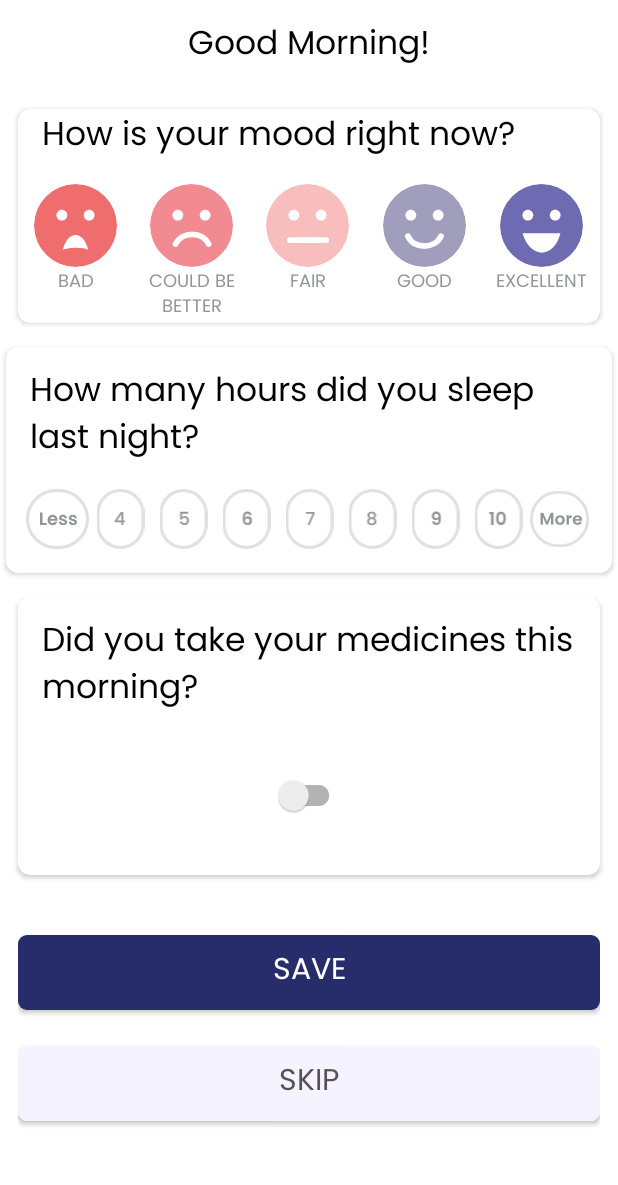
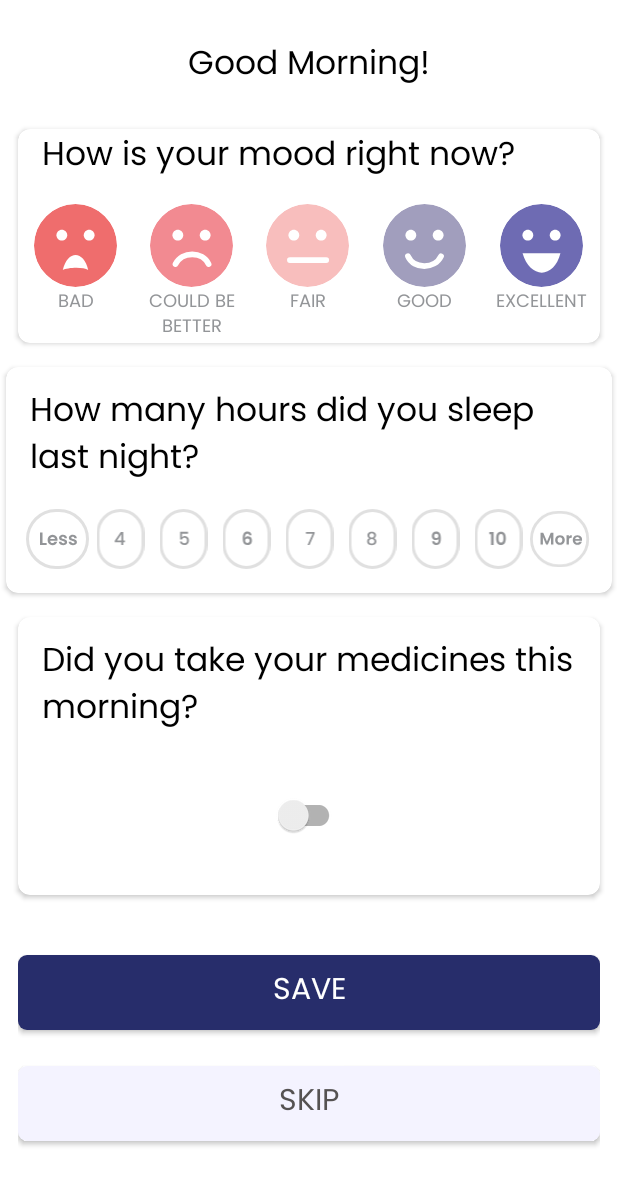
Before and after one commit to pardhaNFC/calmscient, an Android app built with Jetpack Compose: the UserMoodActivity screen opened directly, with no data from a screen before it, on a phone screen of 412 x 824 dp. Shown: the top 1185 px of the screen. Run offline under Robolectric (Android 15) with nearby library versions, the phone set to English and light mode, and no system bars; our stand-ins replace sdp/ssp sizes; plain views replace CircularImageView, LabeledSwitch.

Commit message:
UI changes

```diff
--- a/app/src/main/java/com/calmscient/activities/UserMoodActivity.kt
+++ b/app/src/main/java/com/calmscient/activities/UserMoodActivity.kt
@@ -103,6 +103,8 @@ class UserMoodActivity : AppCompatActivity(), View.OnClickListener {
             binding.spendTimeCard.visibility = View.VISIBLE
             binding.idMornMeds.visibility = View.VISIBLE
             binding.cardDailyJournel.visibility = View.VISIBLE
+            binding.idSwitch.labelOn = "YES"
+            binding.idSwitch.labelOff = "NO"
         }
     }
 
--- a/app/src/main/res/layout/activity_user_mood.xml
+++ b/app/src/main/res/layout/activity_user_mood.xml
@@ -15,9 +15,9 @@
             android:id="@+id/id_wishes"
             android:layout_width="match_parent"
             android:layout_height="match_parent"
+            android:layout_marginTop="@dimen/_10sdp"
             android:fontFamily="sans-serif-medium"
             android:gravity="center"
-            android:paddingHorizontal="16dp"
             android:paddingVertical="12dp"
             android:text="@string/good_morning"
             android:textColor="@color/black"
@@ -863,13 +863,18 @@
                     android:textSize="22sp" />
 
                 <EditText
+                    android:id="@+id/et_daily_journel"
                     android:layout_width="match_parent"
                     android:layout_height="wrap_content"
                     android:layout_marginLeft="@dimen/_12sdp"
                     android:layout_marginRight="@dimen/_12sdp"
                     android:layout_marginBottom="@dimen/_12sdp"
-                    android:background="@drawable/edittext_grey_background"
-                    android:padding="60dp" />
+                    android:inputType="textMultiLine"
+                    android:lines="6"
+                    android:gravity="top"
+                    android:overScrollMode="always"
+                    android:textCursorDrawable="@null"
+                    android:background="@drawable/edittext_grey_background"/>
             </LinearLayout>
         </androidx.cardview.widget.CardView>
 
@@ -890,7 +895,7 @@
                 android:gravity="center"
                 android:text="@string/save"
                 android:textColor="@color/white"
-                android:textSize="20sp"/>
+                android:textSize="20sp" />
 
             <androidx.appcompat.widget.AppCompatButton
                 android:id="@+id/btn_skip"
--- a/app/src/main/res/layout/layout_login.xml
+++ b/app/src/main/res/layout/layout_login.xml
@@ -42,7 +42,6 @@
                     android:id="@+id/userName"
                     android:layout_width="match_parent"
                     android:layout_height="wrap_content"
-
                     android:inputType="textPersonName" />
 
             </com.google.android.material.textfield.TextInputLayout>
```
Lines whose indentation alone changed are shown as unchanged.
